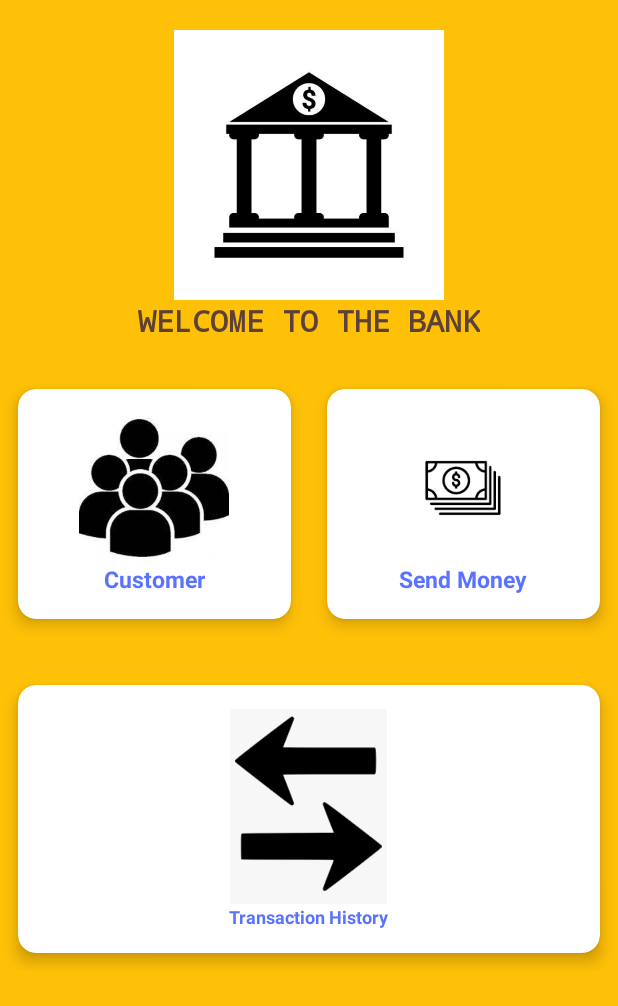
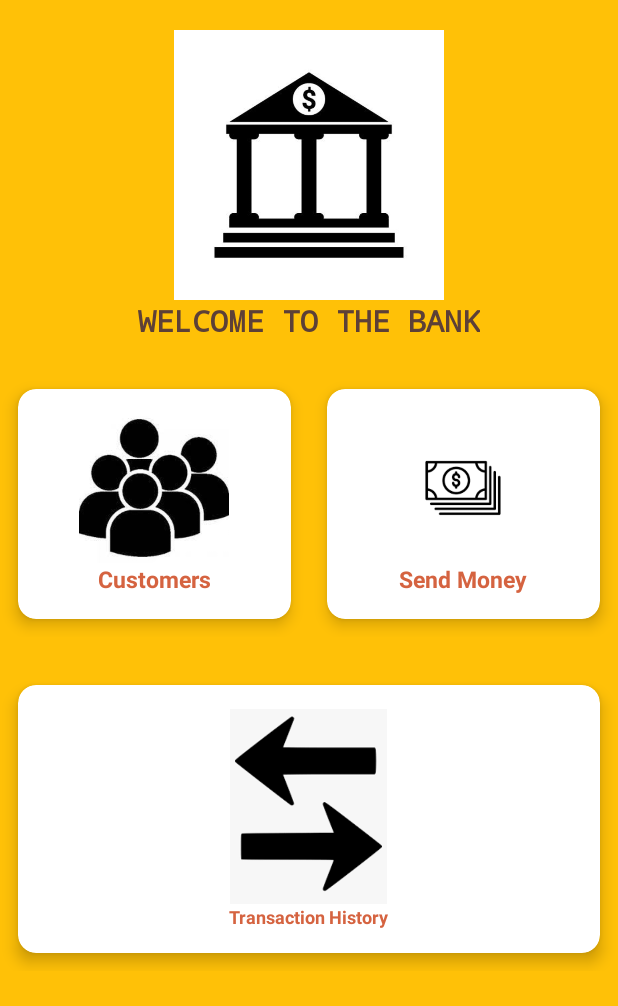
Before and after one commit to Sucharitha23/MyBank, an Android app: the screen it shows after launch (MainActivity), on a phone screen of 412 x 824 dp. Shown: the top 1006 px of the screen. Run offline under Robolectric (Android 15) with nearby library versions, the phone set to English and light mode, and no system bars.

Commit message:
Initial Commit

```diff
--- a/app/src/main/res/layout/activity_main.xml
+++ b/app/src/main/res/layout/activity_main.xml
@@ -75,8 +75,8 @@
                     <TextView
                         android:layout_width="wrap_content"
                         android:layout_height="wrap_content"
-                        android:text="Customer"
-                        android:textColor="#5972FF"
+                        android:text="Customers"
+                        android:textColor="#D56340"
                         android:textSize="15dp"
                         android:textStyle="bold"
                         />
@@ -108,7 +108,7 @@
                         android:layout_width="wrap_content"
                         android:layout_height="wrap_content"
                         android:text="Send Money"
-                        android:textColor="#5972FF"
+                        android:textColor="#D56340"
                         android:textSize="15dp"
                         android:textStyle="bold"
                         />
@@ -152,7 +152,7 @@
                         android:layout_width="wrap_content"
                         android:layout_height="wrap_content"
                         android:text="Transaction History"
-                        android:textColor="#5972FF"
+                        android:textColor="#D56340"
                         android:textSize="12dp"
                         android:textStyle="bold"
                         />
```
